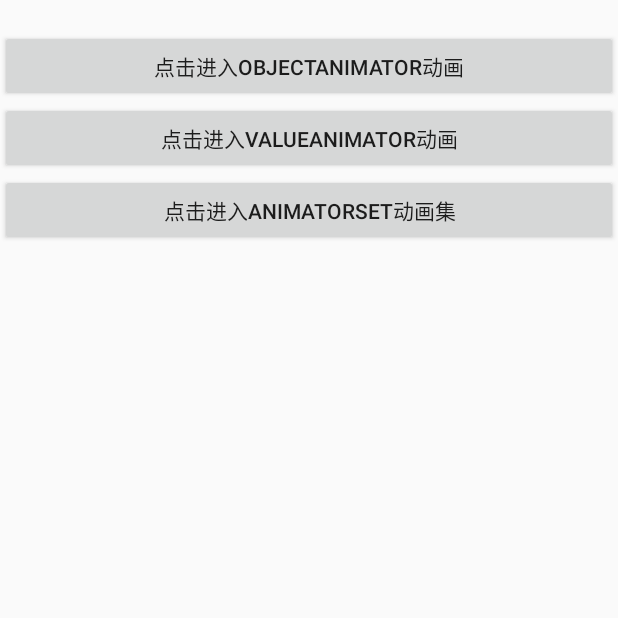
After one commit to hygx/weofapp, an Android app: the AnimatorActivity screen opened directly, with no data from a screen before it, on a phone screen of 412 x 824 dp, the top half of it. The commit adds this screen. Run offline under Robolectric (Android 15) with nearby library versions, the phone set to English and light mode, and no system bars.

Commit message:
属性动画练习 01

```diff
--- /dev/null
+++ b/app/src/main/java/com/example/weofapphao/liuzhonghu/activity/AnimatorActivity.java
@@ -0,0 +1,45 @@
+package com.example.weofapphao.liuzhonghu.activity;
+
+import android.app.Activity;
+import android.content.Intent;
+import android.os.Bundle;
+import android.view.View;
+import android.widget.Button;
+
+import com.example.weofapphao.R;
+import com.example.weofapphao.liuzhonghu.activity.anim_activity.ObjectAnimActivity;
+import com.example.weofapphao.liuzhonghu.activity.anim_activity.ValueAnimActivity;
+
+public class AnimatorActivity extends Activity implements View.OnClickListener {
+
+    private Button btn_objectanimator;
+    private Button btn_valueanimator;
+    private Button btn_animatorset;
+    @Override
+    protected void onCreate(Bundle savedInstanceState) {
+        super.onCreate(savedInstanceState);
+        setContentView(R.layout.activity_animator);
+
+        btn_objectanimator = (Button) findViewById(R.id.btn_objectanimator);
+        btn_valueanimator = (Button) findViewById(R.id.btn_valueanimator);
+        btn_animatorset = (Button) findViewById(R.id.btn_animatorset);
+
+        btn_objectanimator.setOnClickListener(this);
+        btn_valueanimator.setOnClickListener(this);
+        btn_animatorset.setOnClickListener(this);
+    }
+
+    @Override
+    public void onClick(View v) {
+        switch (v.getId()){
+            case R.id.btn_objectanimator:
+                this.startActivity(new Intent(this, ObjectAnimActivity.class));
+                break;
+            case R.id.btn_valueanimator:
+                this.startActivity(new Intent(this, ValueAnimActivity.class));
+                break;
+            case R.id.btn_animatorset:
+                break;
+        }
+    }
+}
--- /dev/null
+++ b/app/src/main/res/layout/activity_animator.xml
@@ -0,0 +1,27 @@
+<?xml version="1.0" encoding="utf-8"?>
+<LinearLayout xmlns:android="http://schemas.android.com/apk/res/android"
+    android:layout_width="match_parent"
+    android:layout_height="match_parent"
+    android:orientation="vertical"
+    android:gravity="center_horizontal"
+    android:paddingTop="20dp">
+
+    <Button
+        android:id="@+id/btn_objectanimator"
+        android:layout_width="match_parent"
+        android:layout_height="wrap_content"
+        android:text="点击进入ObjectAnimator动画"/>
+    <Button
+        android:id="@+id/btn_valueanimator"
+        android:layout_width="match_parent"
+        android:layout_height="wrap_content"
+        android:text="点击进入ValueAnimator动画"/>
+    <Button
+        android:id="@+id/btn_animatorset"
+        android:layout_width="match_parent"
+        android:layout_height="wrap_content"
+        android:text="点击进入AnimatorSet动画集"/>
+
+
+
+</LinearLayout>
--- a/app/src/main/res/layout/activity_lzh.xml
+++ b/app/src/main/res/layout/activity_lzh.xml
@@ -10,9 +10,10 @@
         android:layout_height="wrap_content"
         android:text="No.1 进入自定义简单的侧滑菜单"/>
     <Button
+        android:id="@+id/myanimation"
         android:layout_width="match_parent"
         android:layout_height="wrap_content"
-        android:text="No.2 进入..."/>
+        android:text="No.2 进入属性动画"/>
 
 
 </LinearLayout>
--- a/app/src/main/res/values/strings.xml
+++ b/app/src/main/res/values/strings.xml
@@ -11,4 +11,6 @@
     <string name="outher5">刘忠虎</string>
     <string name="title_activity_lzh">LZHActivity</string>
     <string name="title_activity_sliding_menu">SlidingMenuActivity</string>
+    <string name="title_activity_animator">AnimatorActivity</string>
+    <string name="title_activity_object_anim">ObjectAnimActivity</string>
 </resources>
```
Also changed, not shown: app/src/main/AndroidManifest.xml (+16 -5 lines), app/src/main/java/com/example/weofapphao/liuzhonghu/LZHActivity.java (+10 -3 lines), app/src/main/java/com/example/weofapphao/liuzhonghu/activity/anim_activity/ObjectAnimActivity.java (added, +33 -0 lines), app/src/main/java/com/example/weofapphao/liuzhonghu/activity/anim_activity/ValueAnimActivity.java (added, +47 -0 lines), app/src/main/res/layout/activity_object_anim.xml (added, +27 -0 lines), app/src/main/res/layout/activity_value_animator.xml (added, +33 -0 lines), app/src/main/res/mipmap-hdpi/bol_blue.png (added), app/src/main/res/mipmap-hdpi/bol_green.png (added), app/src/main/res/mipmap-hdpi/bol_paars.png (added), app/src/main/res/mipmap-hdpi/bol_red.png (added), app/src/main/res/mipmap-hdpi/bol_yellow.png (added), app/src/main/res/mipmap-hdpi/mv.jpg (added), 2 other files.
